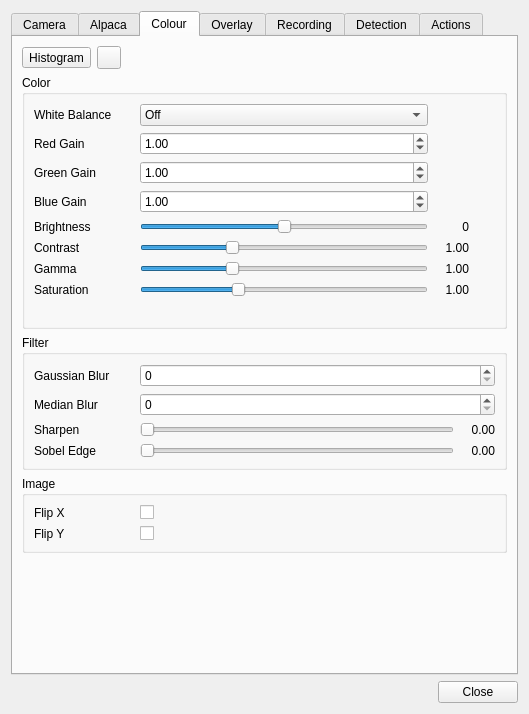
The window that plugins/feature/camera/camerasettingsdialog.ui (srcejon/sdrangel) describes before a commit, drawn with Qt 5.
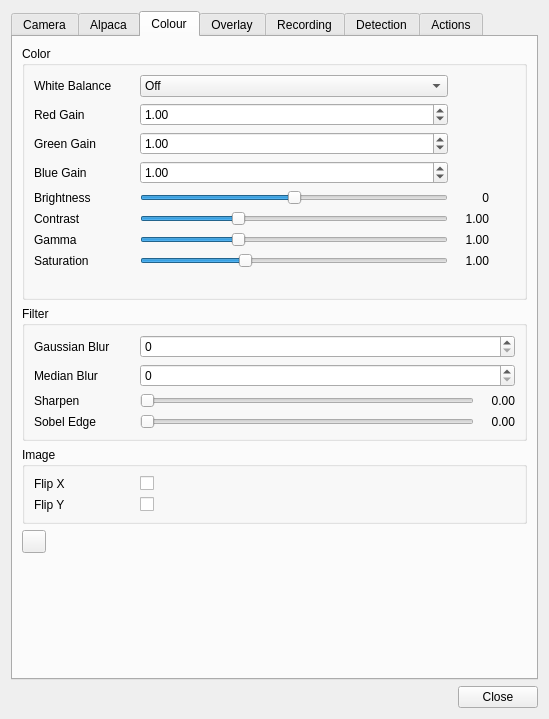
The same window after the commit. Icons and pictures are not drawn.

Commit message: Move histogram button to main UI

Patch:
```diff
--- a/plugins/feature/camera/camerasettingsdialog.ui
+++ b/plugins/feature/camera/camerasettingsdialog.ui
@@ -6,8 +6,8 @@
    <rect>
     <x>0</x>
     <y>0</y>
-    <width>529</width>
-    <height>714</height>
+    <width>549</width>
+    <height>719</height>
    </rect>
   </property>
   <property name="windowTitle">
@@ -696,51 +696,6 @@
        <string>Colour</string>
       </attribute>
       <layout class="QVBoxLayout" name="postProcessingTabLayout">
-       <item>
-        <layout class="QHBoxLayout" name="horizontalLayout_7">
-         <item>
-          <widget class="QToolButton" name="histogramButton">
-           <property name="toolTip">
-            <string>Show histogram</string>
-           </property>
-           <property name="text">
-            <string>Histogram</string>
-           </property>
-           <property name="icon">
-            <iconset resource="cameraicons.qrc">
-             <normaloff>:/camera/icons/histogram.png</normaloff>:/camera/icons/histogram.png</iconset>
-           </property>
-          </widget>
-         </item>
-         <item>
-          <widget class="QToolButton" name="defaultColorSettingsButton">
-           <property name="toolTip">
-            <string>Reset color settings to their default values</string>
-           </property>
-           <property name="text">
-            <string/>
-           </property>
-           <property name="icon">
-            <iconset resource="../../../sdrgui/resources/res.qrc">
-             <normaloff>:/recycle.png</normaloff>:/recycle.png</iconset>
-           </property>
-          </widget>
-         </item>
-         <item>
-          <spacer name="horizontalSpacer">
-           <property name="orientation">
-            <enum>Qt::Orientation::Horizontal</enum>
-           </property>
-           <property name="sizeHint" stdset="0">
-            <size>
-             <width>40</width>
-             <height>20</height>
-            </size>
-           </property>
-          </spacer>
-         </item>
-        </layout>
-       </item>
        <item>
         <widget class="QGroupBox" name="colorGroup">
          <property name="title">
@@ -1257,6 +1212,37 @@
          </layout>
         </widget>
        </item>
+       <item>
+        <layout class="QHBoxLayout" name="horizontalLayout_7">
+         <item>
+          <widget class="QToolButton" name="defaultColorSettingsButton">
+           <property name="toolTip">
+            <string>Reset color settings to their default values</string>
+           </property>
+           <property name="text">
+            <string/>
+           </property>
+           <property name="icon">
+            <iconset resource="../../../sdrgui/resources/res.qrc">
+             <normaloff>:/recycle.png</normaloff>:/recycle.png</iconset>
+           </property>
+          </widget>
+         </item>
+         <item>
+          <spacer name="horizontalSpacer">
+           <property name="orientation">
+            <enum>Qt::Orientation::Horizontal</enum>
+           </property>
+           <property name="sizeHint" stdset="0">
+            <size>
+             <width>40</width>
+             <height>20</height>
+            </size>
+           </property>
+          </spacer>
+         </item>
+        </layout>
+       </item>
        <item>
         <spacer name="verticalSpacer">
          <property name="orientation">
```
Left out of the diff: 8 changed lines with no effect on the pictures. The commit also changes 17 other files.
